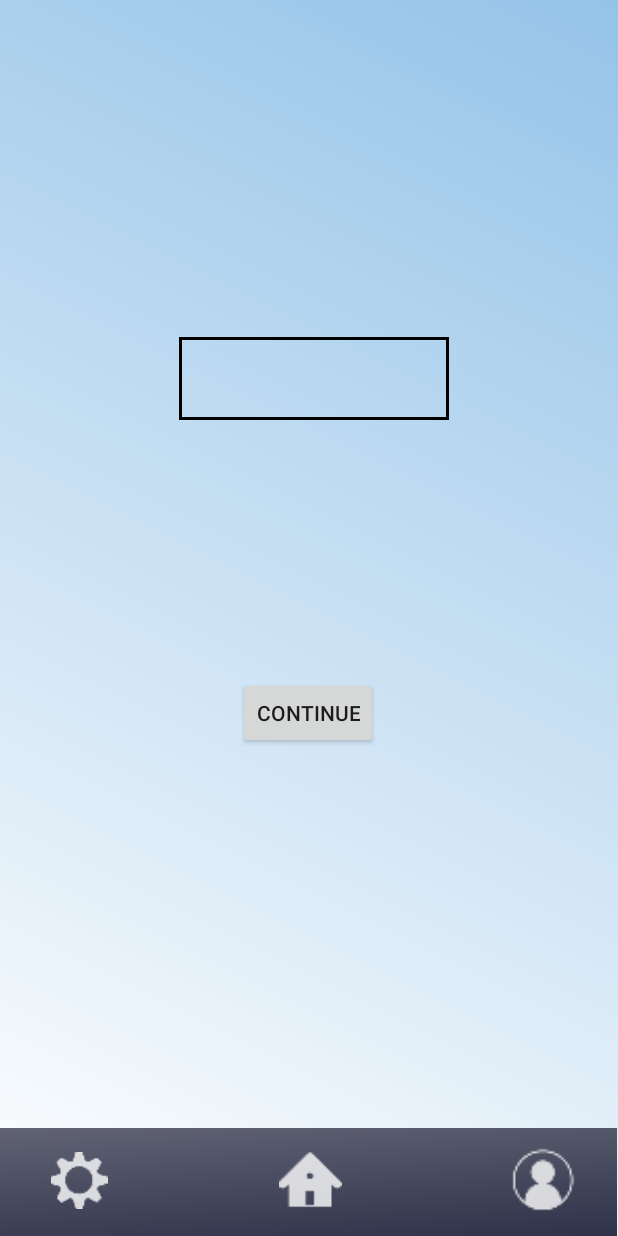
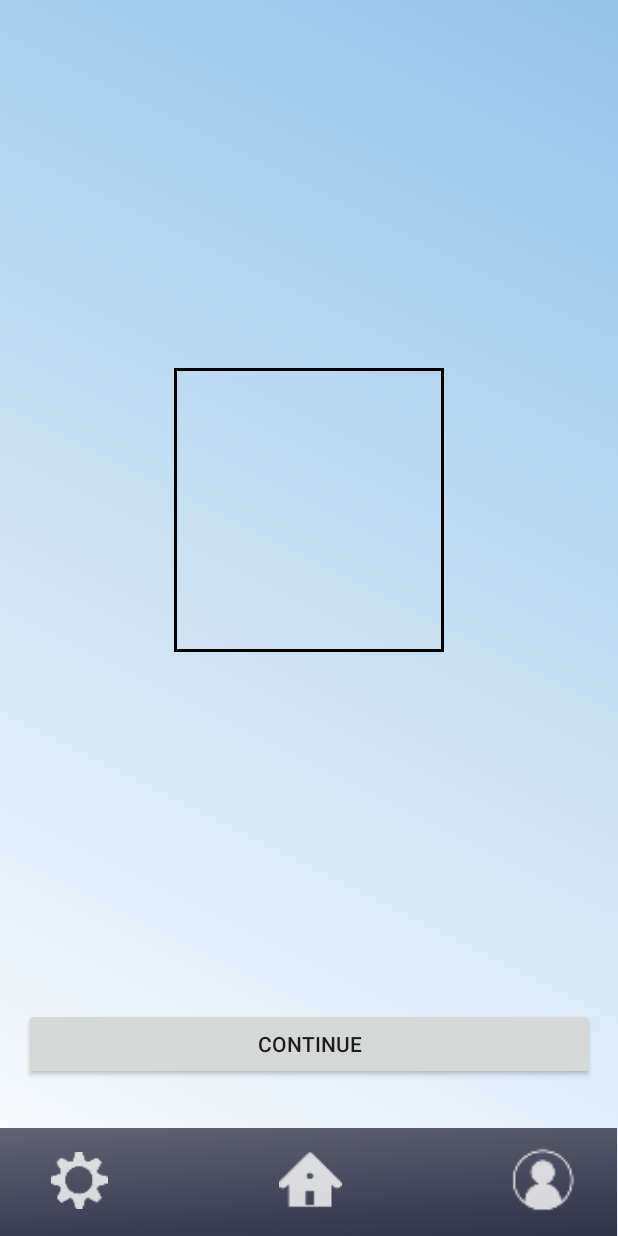
Before and after one commit to 57spvqas/Mobile-App-Group4, an Android app: the layout activity_results.xml on its own in the app's theme, with its tools: preview values and no code run, on a phone screen of 412 x 824 dp. Run offline under Robolectric (Android 15) with nearby library versions, the phone set to English and light mode, and no system bars; Roboto replaces fonts that are not available here.

Commit message:
Fixed Results Layout
- Fixed error where results would overlap with taskbar

```diff
--- a/MentalBrainApplication1.9/app/src/main/res/layout/activity_results.xml
+++ b/MentalBrainApplication1.9/app/src/main/res/layout/activity_results.xml
@@ -44,26 +44,29 @@
         android:id="@+id/textView3"
         android:layout_width="352dp"
         android:layout_height="0dp"
-        android:layout_marginTop="36dp"
+        android:layout_marginTop="16dp"
+        android:layout_marginBottom="32dp"
         android:gravity="center"
         android:textColor="#DC6408"
         android:textSize="18sp"
+        app:layout_constraintBottom_toTopOf="@+id/button"
         app:layout_constraintEnd_toEndOf="parent"
-        app:layout_constraintHorizontal_bias="0.728"
+        app:layout_constraintHorizontal_bias="0.5"
         app:layout_constraintStart_toStartOf="parent"
         app:layout_constraintTop_toBottomOf="@+id/textView4" />
 
     <TextView
         android:id="@+id/textView4"
         android:layout_width="180dp"
-        android:layout_height="55dp"
-        android:layout_marginTop="72dp"
+        android:layout_height="0dp"
+        android:layout_marginTop="24dp"
         android:background="@drawable/textview_border"
         android:gravity="center"
         android:textColor="#DC6408"
         android:textSize="21sp"
+        app:layout_constraintBottom_toTopOf="@+id/textView3"
         app:layout_constraintEnd_toEndOf="parent"
-        app:layout_constraintHorizontal_bias="0.515"
+        app:layout_constraintHorizontal_bias="0.5"
         app:layout_constraintStart_toStartOf="parent"
         app:layout_constraintTop_toBottomOf="@+id/textView2" />
 
@@ -71,25 +74,31 @@
         android:id="@+id/textView2"
         android:layout_width="180dp"
         android:layout_height="0dp"
-        android:layout_marginTop="104dp"
+        android:layout_marginTop="32dp"
         android:gravity="center"
         android:textColor="#DC6408"
         android:textSize="36sp"
         android:textStyle="bold"
+        app:layout_constraintBottom_toTopOf="@+id/textView4"
         app:layout_constraintEnd_toEndOf="parent"
-        app:layout_constraintHorizontal_bias="0.515"
+        app:layout_constraintHorizontal_bias="0.5"
         app:layout_constraintStart_toStartOf="parent"
         app:layout_constraintTop_toTopOf="parent" />
 
     <Button
-        android:layout_width="wrap_content"
-        android:layout_height="wrap_content"
-        android:layout_marginTop="100dp"
+        android:id="@+id/button"
+        android:layout_width="0dp"
+        android:layout_height="48dp"
+        android:layout_marginStart="16dp"
+        android:layout_marginLeft="16dp"
+        android:layout_marginEnd="16dp"
+        android:layout_marginRight="16dp"
+        android:layout_marginBottom="32dp"
         android:onClick="openMentalMaths"
         android:text="Continue"
         app:layout_constraintBottom_toTopOf="@+id/view6"
         app:layout_constraintEnd_toEndOf="parent"
-        app:layout_constraintHorizontal_bias="0.498"
+        app:layout_constraintHorizontal_bias="0.5"
         app:layout_constraintStart_toStartOf="parent"
         app:layout_constraintTop_toBottomOf="@+id/textView3"
         app:layout_constraintVertical_bias="0.04" />
```
Also changed, not shown: MentalBrainApplication1.9/app/src/main/res/layout/activity_maths_quiz_results.xml (+15 -10 lines).
